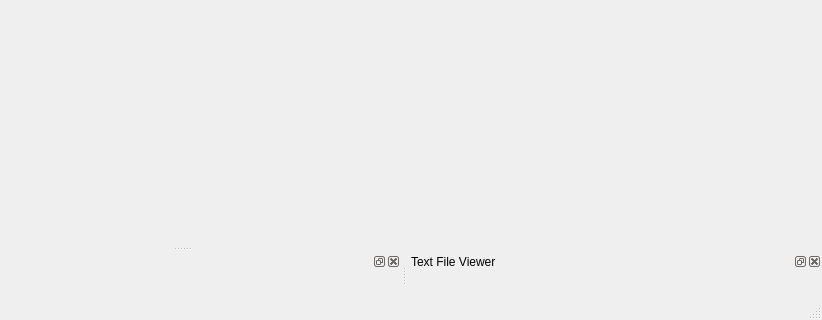
The window that src/mainwindow.ui (kuanyui/qkiss) describes before a commit, drawn with Qt 5; both pictures show x 458 to 1280 and y 580 to 900 of the 1280 by 900 pixel window.
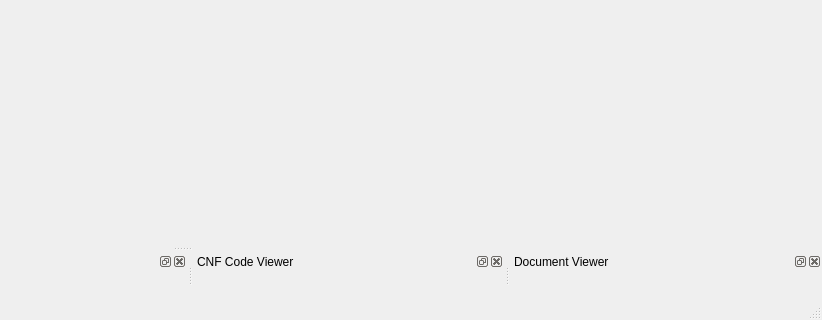
The same window after the commit. Icons and pictures are not drawn.

Commit message: feat: [mainwindow.ui] Add docViewer

```diff
--- a/src/mainwindow.ui
+++ b/src/mainwindow.ui
@@ -105,13 +105,22 @@
     <bool>false</bool>
    </property>
    <property name="windowTitle">
-    <string>Text File Viewer</string>
+    <string>CNF Code Viewer</string>
    </property>
    <attribute name="dockWidgetArea">
     <number>8</number>
    </attribute>
    <widget class="QWidget" name="dockWidgetContents_5"/>
   </widget>
+  <widget class="QDockWidget" name="dockWidget_docViewer">
+   <property name="windowTitle">
+    <string>Document Viewer</string>
+   </property>
+   <attribute name="dockWidgetArea">
+    <number>8</number>
+   </attribute>
+   <widget class="QWidget" name="dockWidgetContents_6"/>
+  </widget>
   <action name="action_openFile">
    <property name="icon">
     <iconset theme="QIcon::ThemeIcon::DocumentOpen"/>
```
Left out of the diff: 50 changed lines with no effect on the pictures. The commit also changes 1 other file.
